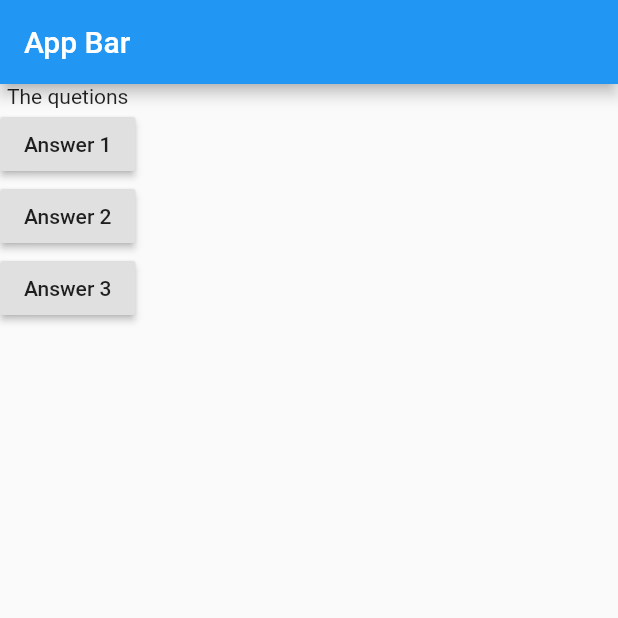
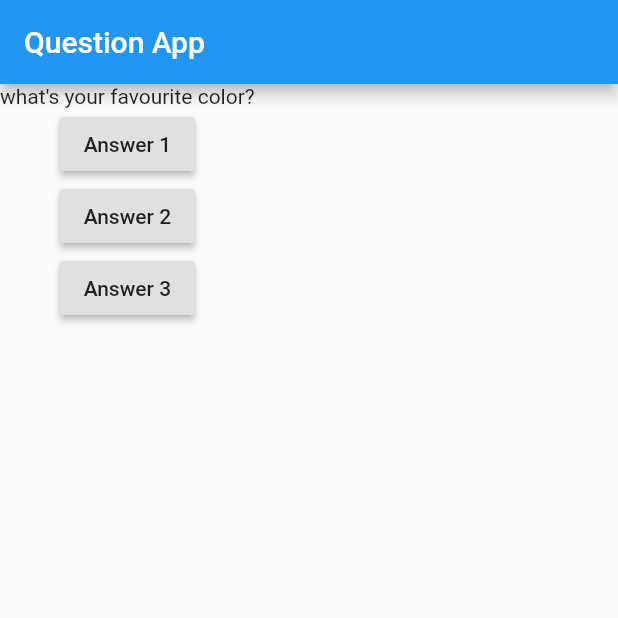
Before and after one commit to manoj1995madushanka/flutter_quiz_app, a Flutter app: the screen it shows after launch, after a tap on "Answer 1", on a phone screen of 412 x 824 dp, the top half of it. Run offline on Flutter 3.47's test engine with Material 2 defaults, Android fonts, the phone set to English and light mode, and no system bars.

Commit message:
change value when button clicks

```diff
--- a/lib/main.dart
+++ b/lib/main.dart
@@ -18,22 +18,24 @@ void main() {
 class MyApp extends StatelessWidget {
   @override
   Widget build(BuildContext context) {
+    var questionIndex = 0;
+
     var quetions = [
       'what\'s your favourite color?',
       'what\'s your favourite animal?'
     ];
 
     void answerQuestion() {
-      print("answer pressed");
+      questionIndex++;
     }
 
     return MaterialApp(
       home: Scaffold(
         appBar: AppBar(
-          title: Text("App Bar"),
+          title: const Text("Question App"),
         ),
         body: Column(children: [
-          Text("The quetions"),
+          Text(quetions.elementAt(questionIndex)),
           RaisedButton(child: Text("Answer 1"), onPressed: answerQuestion),
           RaisedButton(
               child: Text("Answer 2"),
```
